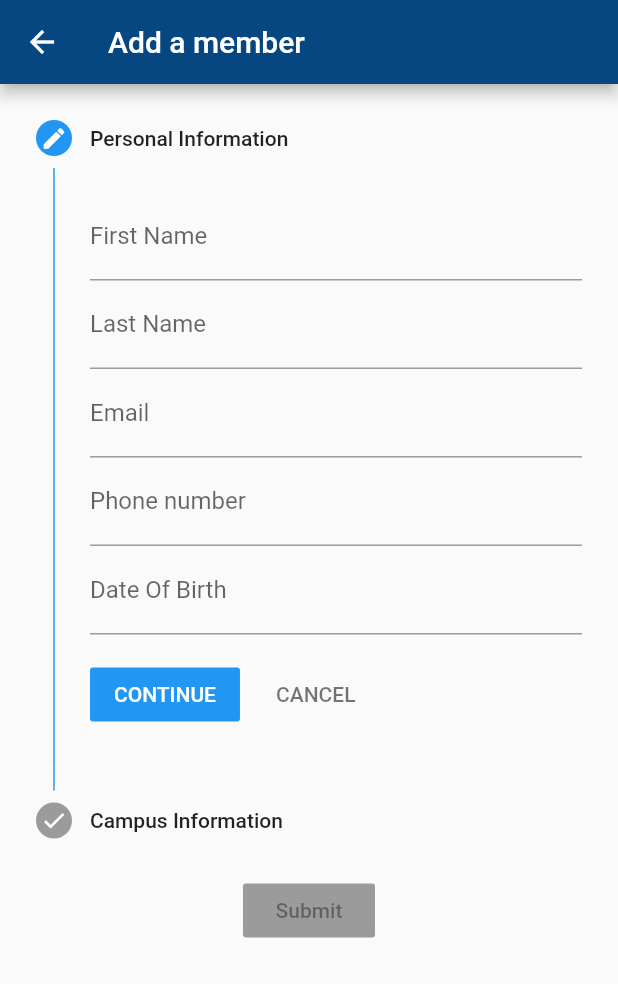
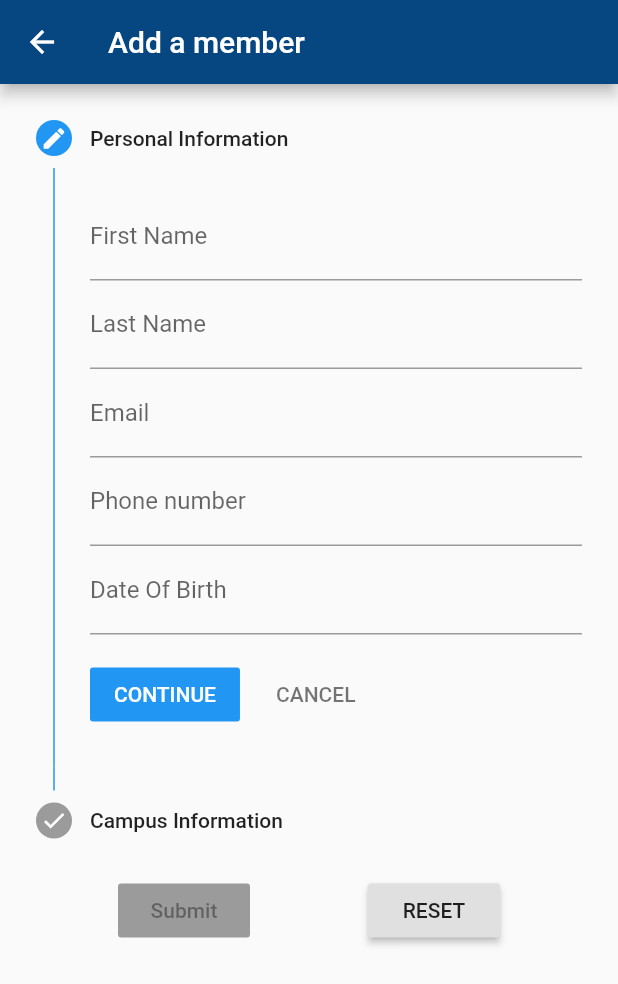
Before and after one commit to edcsu/deeper_life_campus, a Flutter app: the AddMember screen opened directly, on a phone screen of 412 x 824 dp. Shown: the top 984 px of the screen. Run offline on Flutter 3.47's test engine with Material 2 defaults, Android fonts, the phone set to English and light mode, and no system bars; drawn by our look-alikes of reactive_forms; our stand-ins replace flutter_svg, gradient_widgets, splashscreen.

Commit message:
style:add reset form button to add member

```diff
--- a/lib/screens/forms/addmember/components/add_member_body.dart
+++ b/lib/screens/forms/addmember/components/add_member_body.dart
@@ -143,7 +143,9 @@ class _AddMemberBodyState extends State<AddMemberBody> {
                 Step(
                   title: const Text('Personal Information'),
                   isActive: _currentStep == 0 ? true : false,
-                  state: _currentStep == 0 ? StepState.editing : StepState.complete,
+                  state: _currentStep == 0
+                      ? StepState.editing
+                      : StepState.complete,
                   content: Column(
                     children: <Widget>[
                       ReactiveTextField(
@@ -182,7 +184,9 @@ class _AddMemberBodyState extends State<AddMemberBody> {
                 ),
                 Step(
                   isActive: _currentStep == 1 ? true : false,
-                  state: _currentStep == 1 ? StepState.editing : StepState.complete,
+                  state: _currentStep == 1
+                      ? StepState.editing
+                      : StepState.complete,
                   title: const Text('Campus Information'),
                   content: Column(
                     children: <Widget>[
@@ -228,7 +232,11 @@ class _AddMemberBodyState extends State<AddMemberBody> {
               onStepCancel: cancel,
             ),
           ),
+          Row(
+            mainAxisAlignment: MainAxisAlignment.spaceEvenly,
+            children: <Widget>[
               Flexible(
+                flex: 2,
                 child: ReactiveFormConsumer(
                   builder: (context, form, child) {
                     return RaisedButton(
@@ -237,7 +245,16 @@ class _AddMemberBodyState extends State<AddMemberBody> {
                     );
                   },
                 ),
-          )
+              ),
+              Flexible(
+                flex: 2,
+                child: RaisedButton(
+                  child: Text('RESET'),
+                  onPressed: () => form.reset(),
+                ),
+              ),
+            ],
+          ),
         ],
       ),
     );
```
Lines whose indentation alone changed are shown as unchanged.
